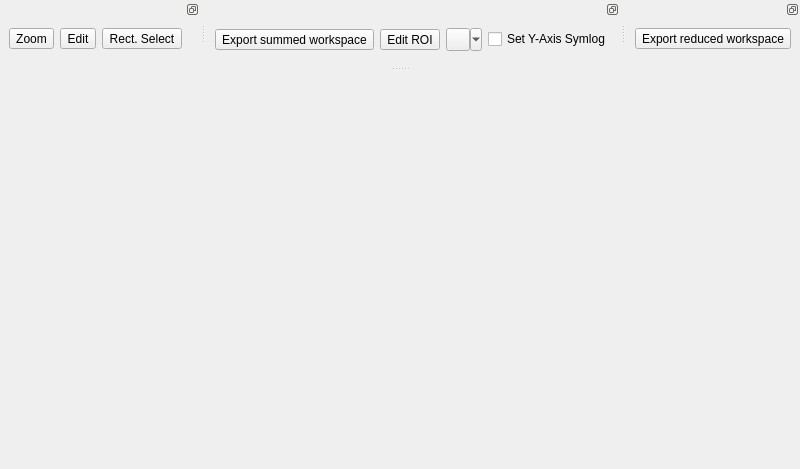
Before: the Qt Designer form qt/scientific_interfaces/ISISReflectometry/GUI/Preview/PreviewDockedWidgets.ui in mantidproject/mantid, drawn with Qt 5.
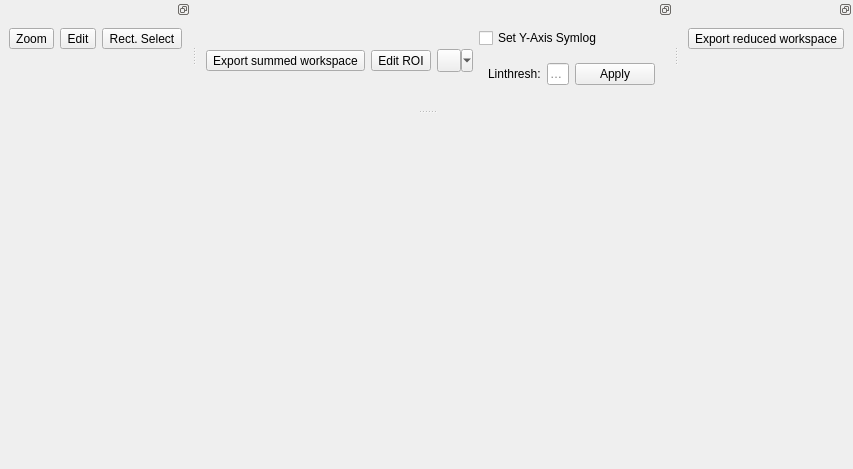
After: the same form once the commit is applied. Custom widgets are drawn as their Qt base class.

Patch:
```diff
--- a/qt/scientific_interfaces/ISISReflectometry/GUI/Preview/PreviewDockedWidgets.ui
+++ b/qt/scientific_interfaces/ISISReflectometry/GUI/Preview/PreviewDockedWidgets.ui
@@ -158,6 +158,8 @@
           </spacer>
          </item>
          <item>
+            <layout class="QVBoxLayout" name="symlog_controls_layout">
+                <item>
             <widget class="QCheckBox" name="set_yaxis_symlog_checkbox">
                 <property name="text">
                     <string>Set Y-Axis Symlog</string>
@@ -166,6 +168,38 @@
                     <bool>false</bool>
                 </property>
             </widget>
+                </item>
+                <item>
+                    <widget class="QWidget" name="linthresh_container">
+                        <property name="visible">
+                            <bool>false</bool>
+                        </property>
+                        <layout class="QHBoxLayout" name="linthresh_layout">
+                            <item>
+                                <widget class="QLabel" name="linthresh_label">
+                                    <property name="text">
+                                        <string>Linthresh:</string>
+                                    </property>
+                                </widget>
+                            </item>
+                            <item>
+                                <widget class="QLineEdit" name="linthresh_line_edit">
+                                    <property name="placeholderText">
+                                        <string>1e-4</string>
+                                    </property>
+                                </widget>
+                            </item>
+                            <item>
+                                <widget class="QPushButton" name="apply_button">
+                                    <property name="text">
+                                        <string>Apply</string>
+                                    </property>
+                                </widget>
+                            </item>
+                        </layout>
+                    </widget>
+                </item>
+            </layout>
          </item>
         </layout>
        </item>
```
Lines whose indentation alone changed are shown as unchanged.
